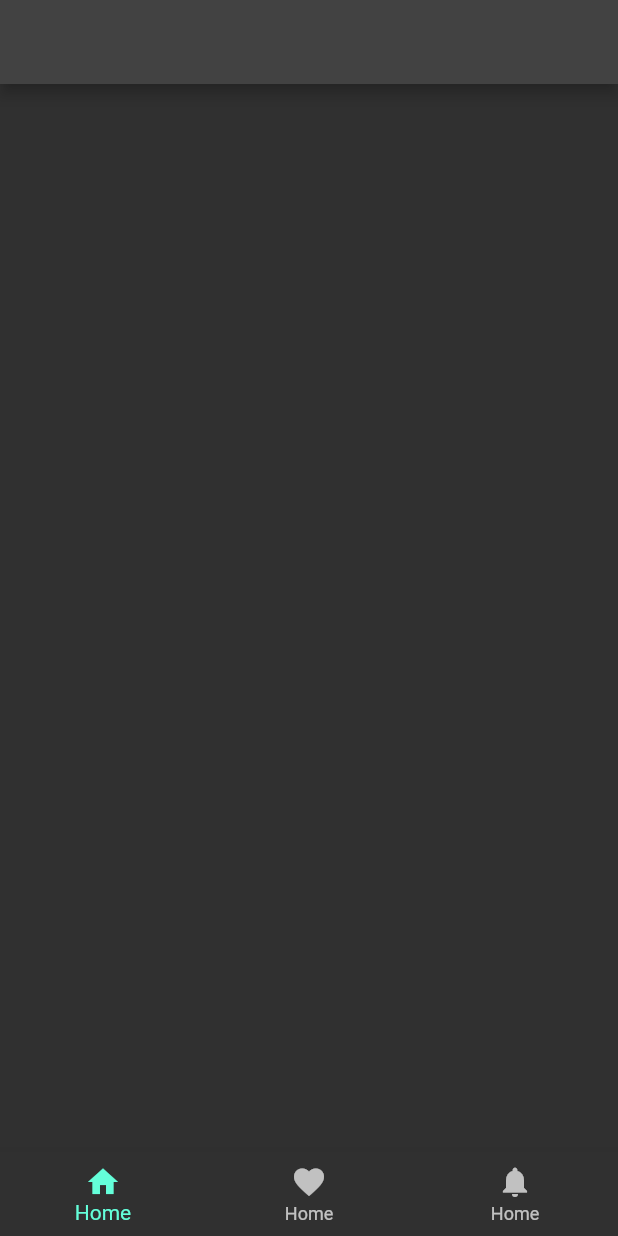
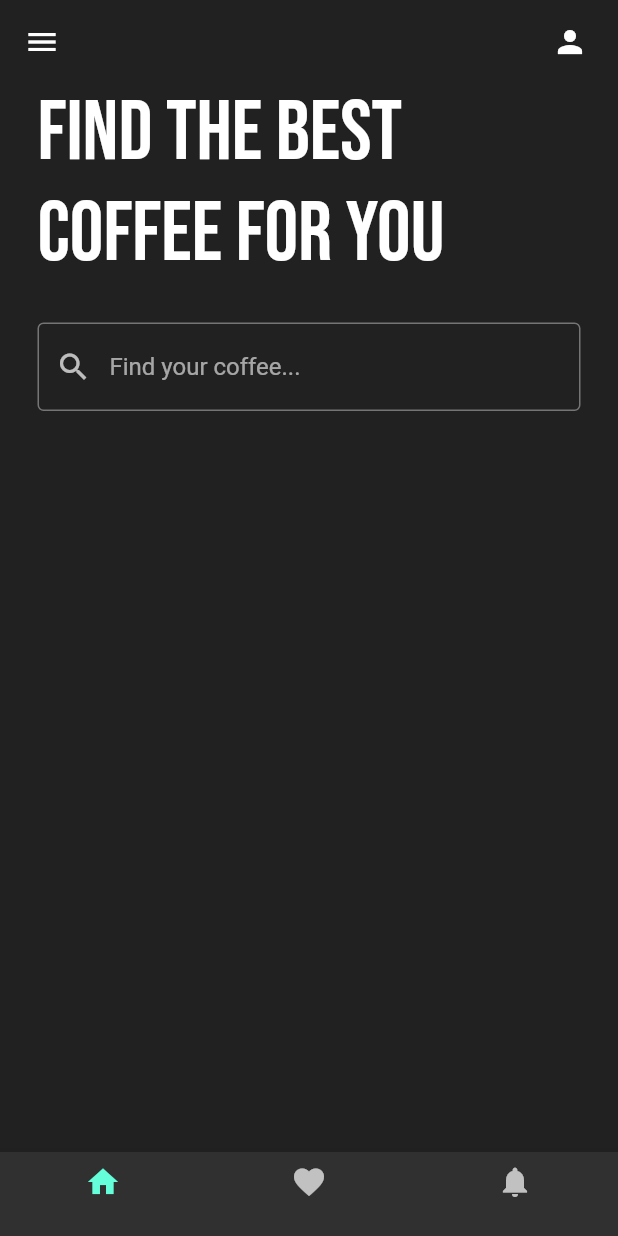
Before and after one commit to nejidevelops/coffeeshop, a Flutter app: the screen it shows after launch, on a phone screen of 412 x 824 dp. Run offline on Flutter 3.47's test engine with Material 2 defaults, Android fonts, the phone set to English and light mode, and no system bars; our stand-ins replace google_fonts.

Commit message:
:art:feat: Including google fonts

```diff
--- a/lib/main.dart
+++ b/lib/main.dart
@@ -14,7 +14,10 @@ class MyApp extends StatelessWidget {
     return MaterialApp(
       debugShowCheckedModeBanner: false,
       home: HomePage(),
-      theme: ThemeData(brightness: Brightness.dark),
+      theme: ThemeData(
+        brightness: Brightness.dark,
+        primarySwatch: Colors.orange,
+      ),
     );
   }
 }
--- a/lib/pages/home_page.dart
+++ b/lib/pages/home_page.dart
@@ -1,4 +1,5 @@
 import 'package:flutter/material.dart';
+import 'package:google_fonts/google_fonts.dart';
 
 class HomePage extends StatefulWidget {
   const HomePage({super.key});
@@ -11,30 +12,64 @@ class _HomePageState extends State<HomePage> {
   @override
   Widget build(BuildContext context) {
     return Scaffold(
+      backgroundColor: Colors.grey[900],
       appBar: AppBar(
-
+        elevation: 0,
+        backgroundColor: Colors.transparent,
+        leading: Icon(Icons.menu),
+        actions: [
+          Padding(
+            padding: const EdgeInsets.only(right: 20.0),
+            child: Icon(Icons.person),
+          ),
+        ],
       ),
       bottomNavigationBar: BottomNavigationBar(
         items: [
           BottomNavigationBarItem(
             icon: Icon(Icons.home),
-            label: 'Home',
+            label: '',
           ),
           BottomNavigationBarItem(
             icon: Icon(Icons.favorite),
-            label: 'Home',
+            label: '',
           ),
           BottomNavigationBarItem(
             icon: Icon(Icons.notifications),
-            label: 'Home',
+            label: '',
           )
           ],
         ),
       body: Column(children: [
         // Find the best coffee for you
+        Padding(
+          padding: const EdgeInsets.symmetric(horizontal: 25.0),
+          child: Text(
+            "Find the best coffee for you",
+            style: GoogleFonts.bebasNeue(
+              fontSize: 56,
+            ),
+          ),
+        ),
+
+        SizedBox(height: 25),
 
         // Search bar
-
+        Padding(
+          padding: const EdgeInsets.symmetric(horizontal: 25.0),
+          child: TextField(
+            decoration: InputDecoration(
+              prefixIcon: Icon(Icons.search),
+              hintText: 'Find your coffee...',
+              focusedBorder: OutlineInputBorder(
+                borderSide: BorderSide(color: Colors.grey.shade600),
+              ),
+              enabledBorder: OutlineInputBorder(
+                borderSide: BorderSide(color: Colors.grey.shade600),
+              ),
+            ),
+          ),
+        ),
         // Horizontal listview of coffee tiles
 
       ]),
--- a/pubspec.yaml
+++ b/pubspec.yaml
@@ -35,6 +35,7 @@ dependencies:
   # The following adds the Cupertino Icons font to your application.
   # Use with the CupertinoIcons class for iOS style icons.
   cupertino_icons: ^1.0.2
+  google_fonts:
 
 dev_dependencies:
   flutter_test:
```
Also changed, not shown: pubspec.lock, 1 other file.
